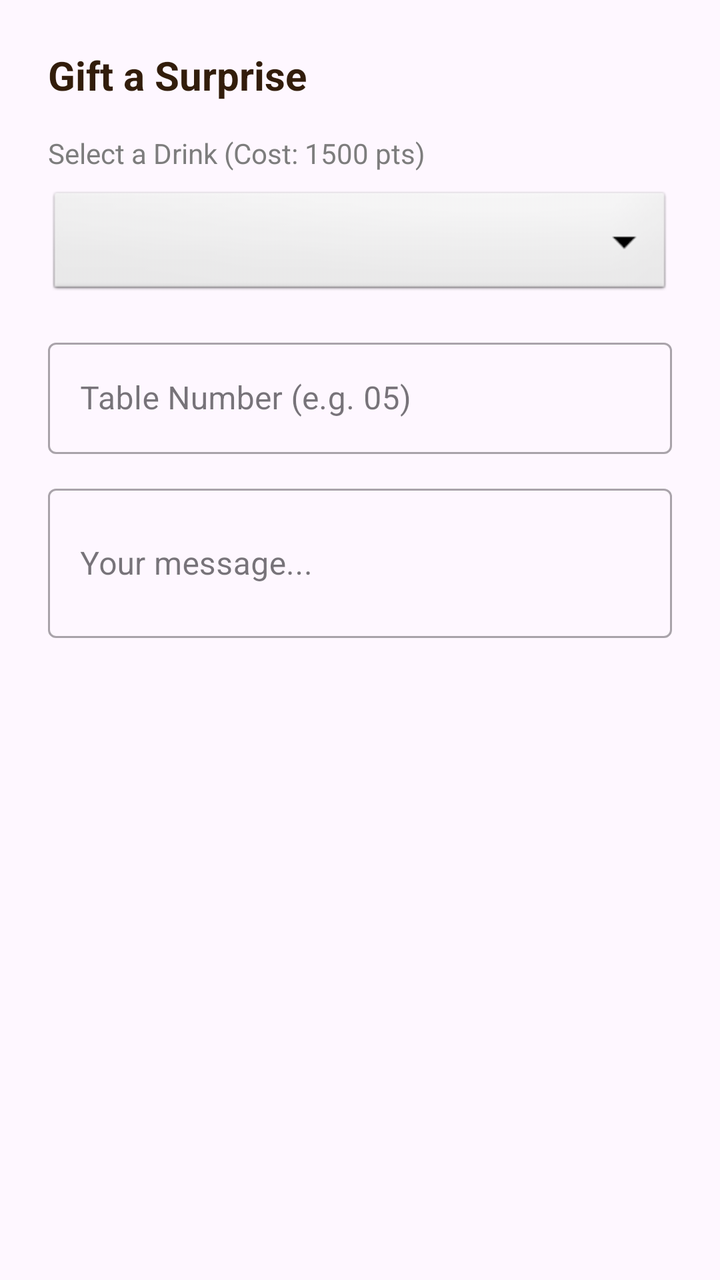
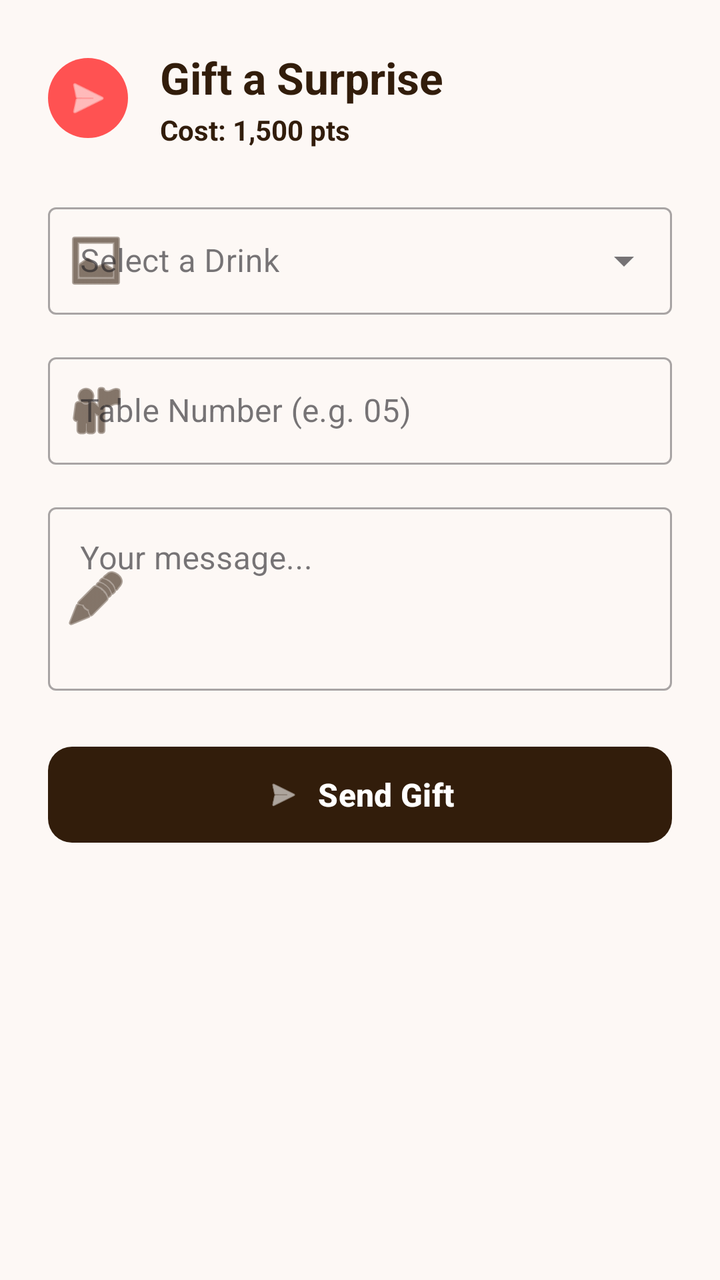

Before-and-after screenshots of an Android layout around one commit, followed by the original layout XML and the change that was made.
<!-- AndroidManifest.xml: application theme Theme.CoffeApp -->
<!-- res/layout/dialog_gift.xml -->
<?xml version="1.0" encoding="utf-8"?>
<LinearLayout xmlns:android="http://schemas.android.com/apk/res/android"
    android:layout_width="match_parent"
    android:layout_height="wrap_content"
    android:orientation="vertical"
    android:padding="24dp">

    <TextView
        android:layout_width="match_parent"
        android:layout_height="wrap_content"
        android:text="Gift a Surprise"
        android:textColor="@color/text_primary"
        android:textSize="20sp"
        android:textStyle="bold"
        android:layout_marginBottom="16dp"/>

    <TextView
        android:layout_width="wrap_content"
        android:layout_height="wrap_content"
        android:text="Select a Drink (Cost: 1500 pts)"
        android:textColor="@color/text_secondary"
        android:textSize="14sp"/>

    <Spinner
        android:id="@+id/spinnerDrinks"
        android:layout_width="match_parent"
        android:layout_height="56dp"
        android:layout_marginTop="8dp"
        android:background="@android:drawable/btn_dropdown"
        android:spinnerMode="dropdown"/>

    <com.google.android.material.textfield.TextInputLayout
        android:layout_width="match_parent"
        android:layout_height="wrap_content"
        android:layout_marginTop="16dp"
        style="@style/Widget.MaterialComponents.TextInputLayout.OutlinedBox">

        <com.google.android.material.textfield.TextInputEditText
            android:id="@+id/etTableNumber"
            android:layout_width="match_parent"
            android:layout_height="wrap_content"
            android:hint="Table Number (e.g. 05)"
            android:inputType="number" />
    </com.google.android.material.textfield.TextInputLayout>

    <com.google.android.material.textfield.TextInputLayout
        android:layout_width="match_parent"
        android:layout_height="wrap_content"
        android:layout_marginTop="12dp"
        style="@style/Widget.MaterialComponents.TextInputLayout.OutlinedBox">

        <com.google.android.material.textfield.TextInputEditText
            android:id="@+id/etGiftMessage"
            android:layout_width="match_parent"
            android:layout_height="wrap_content"
            android:hint="Your message..."
            android:inputType="textMultiLine"
            android:minLines="2" />
    </com.google.android.material.textfield.TextInputLayout>

</LinearLayout>
<!-- resources referenced by this layout -->
<resources>
  <color name="text_primary">#321D0B</color>
  <color name="text_secondary">#7D7D7D</color>
  <style name="Theme.CoffeApp" parent="Base.Theme.CoffeApp" />
  <style name="Base.Theme.CoffeApp" parent="Theme.Material3.DayNight.NoActionBar">
          
          
      </style>
</resources>

<!-- the commit's change to res/layout/dialog_gift.xml (unified diff, before → after) -->
@@ -1,61 +1,124 @@
 <?xml version="1.0" encoding="utf-8"?>
 <LinearLayout xmlns:android="http://schemas.android.com/apk/res/android"
+    xmlns:app="http://schemas.android.com/apk/res-auto"
     android:layout_width="match_parent"
     android:layout_height="wrap_content"
+    android:background="@color/background"
     android:orientation="vertical"
     android:padding="24dp">
 
-    <TextView
+    
+    <LinearLayout
         android:layout_width="match_parent"
         android:layout_height="wrap_content"
-        android:text="Gift a Surprise"
-        android:textColor="@color/text_primary"
-        android:textSize="20sp"
-        android:textStyle="bold"
-        android:layout_marginBottom="16dp"/>
+        android:gravity="center_vertical"
+        android:orientation="horizontal"
+        android:layout_marginBottom="24dp">
 
-    <TextView
-        android:layout_width="wrap_content"
+        
+        <ImageView
+            android:layout_width="40dp"
+            android:layout_height="40dp"
+            android:layout_marginEnd="16dp"
+            android:background="@drawable/bg_circle_red"
+            android:padding="8dp"
+            android:src="@android:drawable/ic_menu_send"
+            app:tint="@color/white" />
+
+        <LinearLayout
+            android:layout_width="wrap_content"
+            android:layout_height="wrap_content"
+            android:orientation="vertical">
+
+            <TextView
+                android:layout_width="wrap_content"
+                android:layout_height="wrap_content"
+                android:text="Gift a Surprise"
+                android:textColor="@color/text_primary"
+                android:textSize="22sp"
+                android:textStyle="bold" />
+
+            <TextView
+                android:layout_width="wrap_content"
+                android:layout_height="wrap_content"
+                android:layout_marginTop="2dp"
+                android:text="Cost: 1,500 pts"
+                android:textColor="@color/primary"
+                android:textSize="14sp"
+                android:textStyle="bold" />
+        </LinearLayout>
+    </LinearLayout>
+
+    
+    <com.google.android.material.textfield.TextInputLayout
+        style="@style/Widget.MaterialComponents.TextInputLayout.OutlinedBox.ExposedDropdownMenu"
+        android:layout_width="match_parent"
         android:layout_height="wrap_content"
-        android:text="Select a Drink (Cost: 1500 pts)"
-        android:textColor="@color/text_secondary"
-        android:textSize="14sp"/>
+        android:hint="Select a Drink"
+        app:startIconDrawable="@android:drawable/ic_menu_gallery"
+        app:startIconTint="@color/primary">
 
-    <Spinner
-        android:id="@+id/spinnerDrinks"
-        android:layout_width="match_parent"
-        android:layout_height="56dp"
-        android:layout_marginTop="8dp"
-        android:background="@android:drawable/btn_dropdown"
-        android:spinnerMode="dropdown"/>
+        <AutoCompleteTextView
+            android:id="@+id/spinnerDrinks"
+            android:layout_width="match_parent"
+            android:layout_height="wrap_content"
+            android:inputType="none"
+            android:padding="16dp"
+            android:textColor="@color/text_primary" />
+    </com.google.android.material.textfield.TextInputLayout>
 
+    
     <com.google.android.material.textfield.TextInputLayout
+        style="@style/Widget.MaterialComponents.TextInputLayout.OutlinedBox"
         android:layout_width="match_parent"
         android:layout_height="wrap_content"
         android:layout_marginTop="16dp"
-        style="@style/Widget.MaterialComponents.TextInputLayout.OutlinedBox">
+        android:hint="Table Number (e.g. 05)"
+        app:startIconDrawable="@android:drawable/ic_menu_myplaces"
+        app:startIconTint="@color/primary">
 
         <com.google.android.material.textfield.TextInputEditText
             android:id="@+id/etTableNumber"
             android:layout_width="match_parent"
             android:layout_height="wrap_content"
-            android:hint="Table Number (e.g. 05)"
-            android:inputType="number" />
+            android:inputType="number"
+            android:padding="16dp"
+            android:textColor="@color/text_primary" />
     </com.google.android.material.textfield.TextInputLayout>
 
+    
     <com.google.android.material.textfield.TextInputLayout
+        style="@style/Widget.MaterialComponents.TextInputLayout.OutlinedBox"
         android:layout_width="match_parent"
         android:layout_height="wrap_content"
-        android:layout_marginTop="12dp"
-        style="@style/Widget.MaterialComponents.TextInputLayout.OutlinedBox">
+        android:layout_marginTop="16dp"
+        android:hint="Your message..."
+        app:startIconDrawable="@android:drawable/ic_menu_edit"
+        app:startIconTint="@color/primary">
 
         <com.google.android.material.textfield.TextInputEditText
             android:id="@+id/etGiftMessage"
             android:layout_width="match_parent"
             android:layout_height="wrap_content"
-            android:hint="Your message..."
+            android:gravity="top|start"
             android:inputType="textMultiLine"
-            android:minLines="2" />
+            android:lines="3"
+            android:padding="16dp"
+            android:textColor="@color/text_primary" />
     </com.google.android.material.textfield.TextInputLayout>
 
+    
+    <com.google.android.material.button.MaterialButton
+        android:id="@+id/btnSendGift"
+        android:layout_width="match_parent"
+        android:layout_height="56dp"
+        android:layout_marginTop="24dp"
+        android:text="Send Gift"
+        android:textSize="16sp"
+        android:textStyle="bold"
+        app:backgroundTint="@color/primary"
+        app:cornerRadius="12dp"
+        app:icon="@android:drawable/ic_menu_send"
+        app:iconGravity="textStart" />
+
 </LinearLayout>
<!-- resource entries referenced after the edit -->
@@ -1,7 +1,15 @@
 <!-- resources referenced by this layout -->
 <resources>
+  <color name="background">#FDF8F5</color>
+  <color name="primary">#321D0B</color>
   <color name="text_primary">#321D0B</color>
-  <color name="text_secondary">#7D7D7D</color>
+  <color name="white">#FFFFFFFF</color>
+  <!-- drawable bg_circle_red (drawable) -->
+  <?xml version="1.0" encoding="utf-8"?>
+  <shape xmlns:android="http://schemas.android.com/apk/res/android"
+      android:shape="oval">
+      <solid android:color="#FF5252" />
+  </shape>
   <style name="Theme.CoffeApp" parent="Base.Theme.CoffeApp" />
   <style name="Base.Theme.CoffeApp" parent="Theme.Material3.DayNight.NoActionBar">
           
